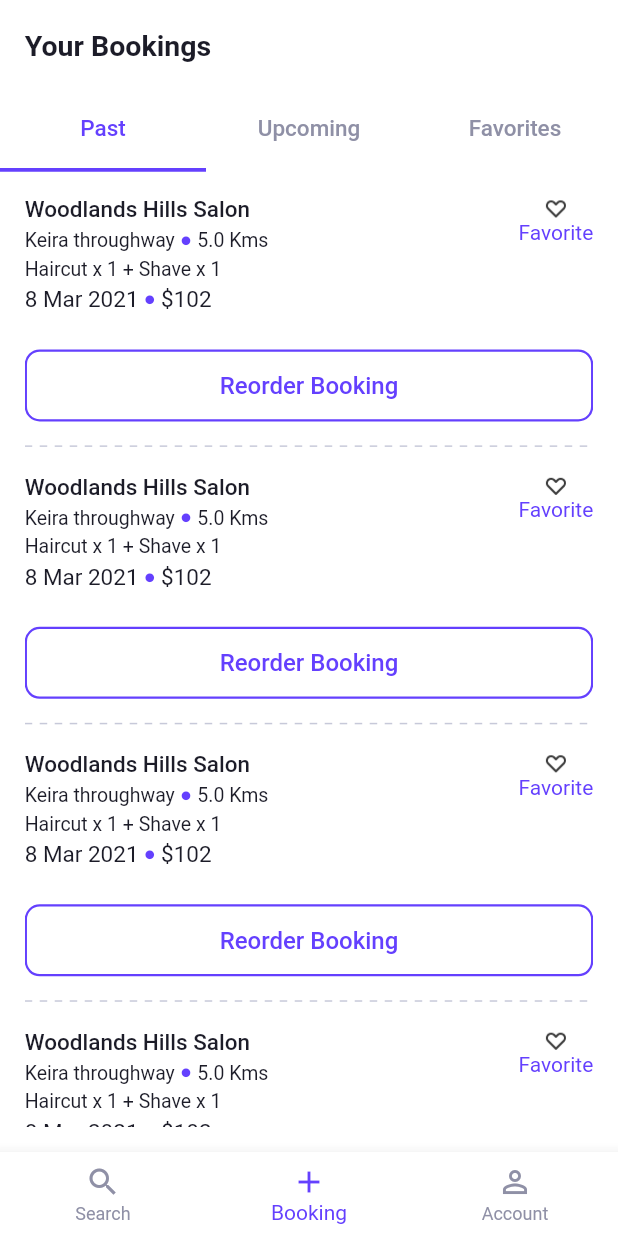
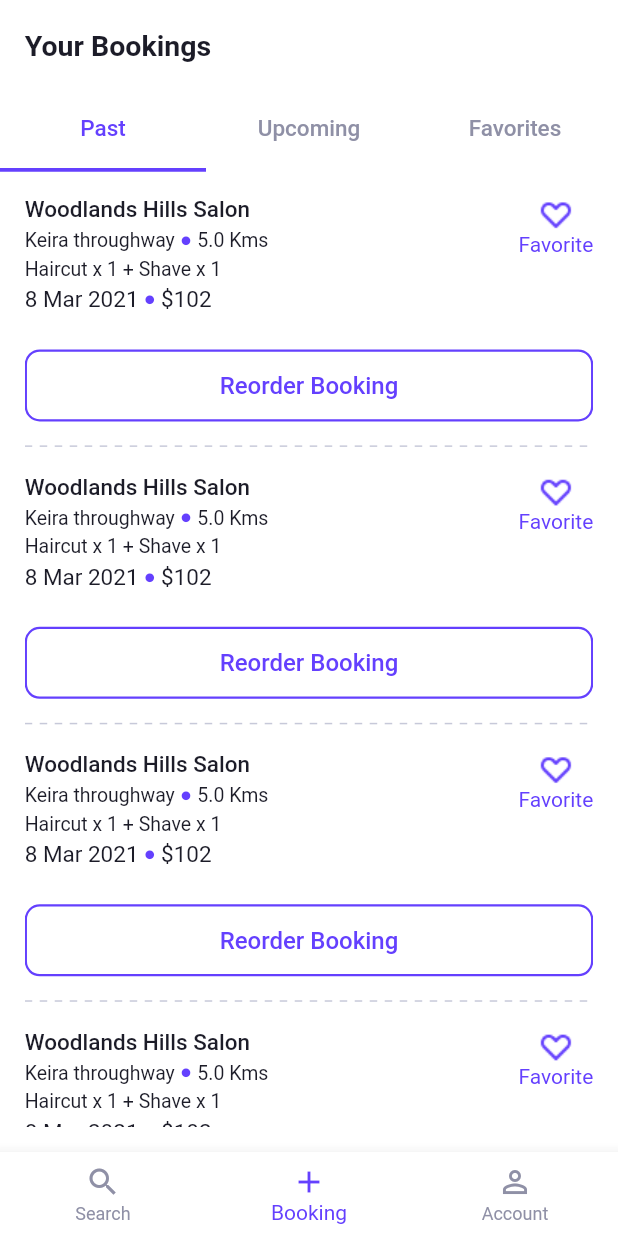
Before and after one commit to gurkanfikretgunak/template_team_app, a Flutter app: the screen it shows after launch, item 2 of the bottom bar chosen, on a phone screen of 412 x 824 dp. Run offline on Flutter 3.47's test engine with Material 2 defaults, Android fonts, the phone set to English and light mode, and no system bars; our stand-ins replace mask_text_input_formatter, pin_code_fields.

Commit message:
fix:icon sizes

```diff
--- a/client/lib/app/widgets/image_viewer/icons/widgets/favorite_icon.dart
+++ b/client/lib/app/widgets/image_viewer/icons/widgets/favorite_icon.dart
@@ -26,7 +26,12 @@ class FavoriteIcon extends BaseView {
                   height: IconSize.large,
                   width: IconSize.large,
                 )
-              : const CustomIcon(imagePath: 'assets/icons/heart.png'),
+              : CustomIcon(
+                  imagePath: 'assets/icons/heart.png',
+                  iconColor: ColorConstant.instance.purple2,
+                  height: IconSize.large,
+                  width: IconSize.large,
+                ),
           isFavorite
               ? Text(
                   'Remove',
--- a/client/lib/app/widgets/image_viewer/icons/widgets/icon_size.dart
+++ b/client/lib/app/widgets/image_viewer/icons/widgets/icon_size.dart
@@ -5,27 +5,22 @@ class IconSizeLabel {
   width(iconWidth) {
     switch (iconWidth) {
       case IconSize.large:
-        return 50.0;
+        return 24.0;
       case IconSize.medium:
         return 16.0;
       case IconSize.payment:
         return 32.0;
-
-      default:
-        return 24.0;
     }
   }
 
   height(iconHeight) {
     switch (iconHeight) {
       case IconSize.large:
-        return 50.0;
+        return 24.0;
       case IconSize.medium:
         return 16.0;
       case IconSize.payment:
         return 24.0;
-      default:
-        return 24.0;
     }
   }
 }
```
